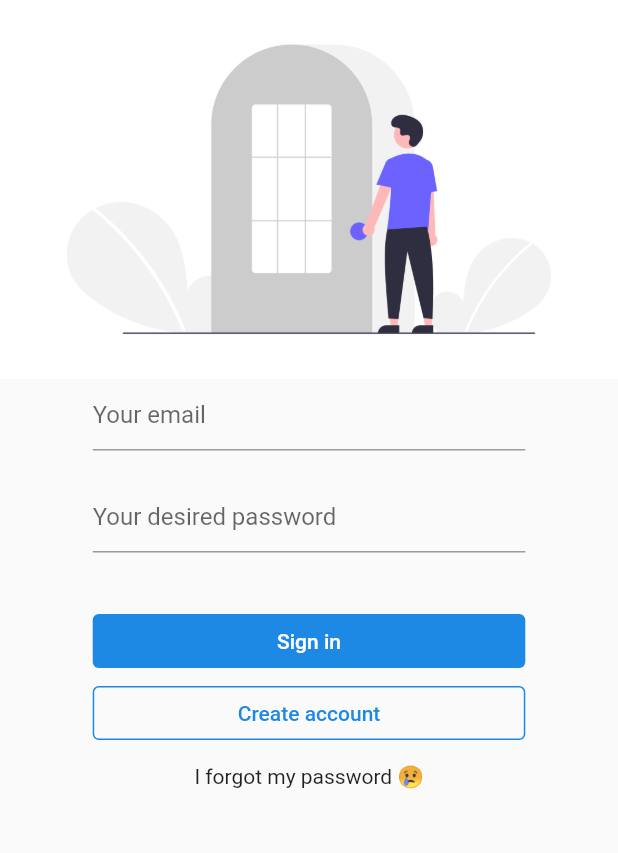
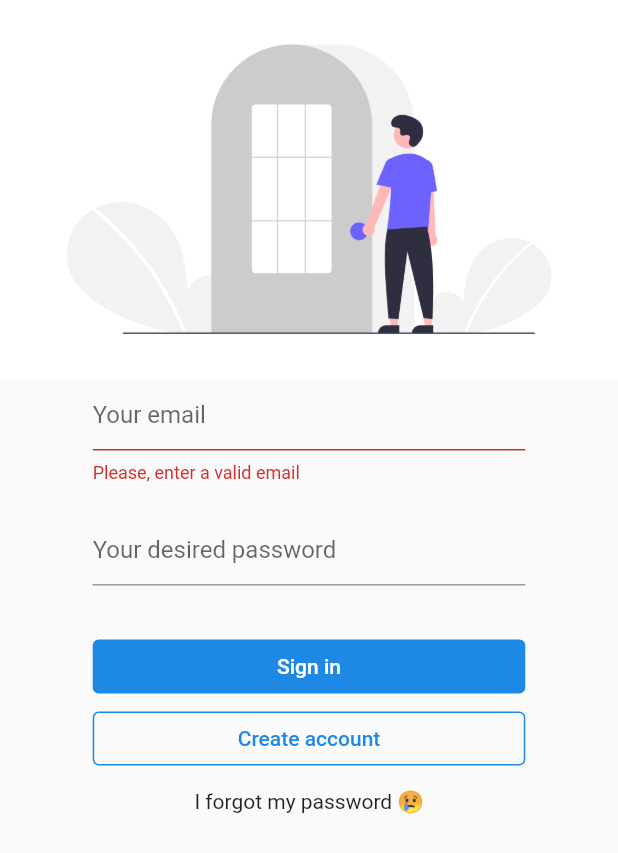
Before and after one commit to Nilomiranda/FlutterTalk, a Flutter app: the screen it shows after launch, after a tap on "Log in", after a tap on "Sign in", on a phone screen of 412 x 824 dp. Shown: the top 853 px of the screen. Run offline on Flutter 3.47's test engine with Material 2 defaults, Android fonts, the phone set to English and light mode, and no system bars.

Commit message:
applying validation to sign in form

```diff
--- a/lib/src/components/input.dart
+++ b/lib/src/components/input.dart
@@ -1,13 +1,14 @@
 import 'package:flutter/material.dart';
 
 class Input extends StatelessWidget {
-  Input({
-    @required this.placeholder,
-    this.type = TextInputType.text,
-  });
+  Input(
+      {@required this.placeholder,
+      this.type = TextInputType.text,
+      this.validator});
 
   final String placeholder;
   final TextInputType type;
+  final FormFieldValidator validator;
 
   @override
   Widget build(BuildContext context) {
@@ -16,7 +17,9 @@ class Input extends StatelessWidget {
           decoration: InputDecoration(hintText: this.placeholder),
           obscureText:
               this.type == TextInputType.visiblePassword ? true : false,
-          keyboardType: this.type),
+          keyboardType: this.type,
+          validator: this.validator,
+          ),
       margin: EdgeInsets.only(bottom: 20.0),
     ));
   }
--- a/lib/src/pages/auth/signin.dart
+++ b/lib/src/pages/auth/signin.dart
@@ -1,9 +1,13 @@
+import 'dart:typed_data';
+
 import 'package:flutter/material.dart';
 import 'package:flutter/rendering.dart';
 import 'package:talk/src/components/button.dart';
 import 'package:talk/src/components/input.dart';
 
 class SignInPage extends StatelessWidget {
+  final _formKey = GlobalKey<FormState>();
+
   @override
   Widget build(BuildContext context) {
     return (MaterialApp(
@@ -14,6 +18,8 @@ class SignInPage extends StatelessWidget {
         child: ListView(
           children: [
             Column(
+              mainAxisSize: MainAxisSize.max,
+              mainAxisAlignment: MainAxisAlignment.spaceBetween,
               children: [
                 Container(
                   child: Image(
@@ -24,25 +30,39 @@ class SignInPage extends StatelessWidget {
                     width: MediaQuery.of(context).size.width * 0.70,
                     margin: EdgeInsets.only(bottom: 15.0),
                     child: Form(
+                      key: _formKey,
                       child: Column(
                         children: [
                           Input(
                             placeholder: 'Your email',
                             type: TextInputType.emailAddress,
+                            validator: (value) {
+                              if (value.isEmpty) {
+                                return 'Please, enter a valid email';
+                              }
+                              return null;
+                            },
                           ),
                           Input(
                               placeholder: 'Your desired password',
                               type: TextInputType.visiblePassword),
-                        ],
-                      ),
-                    )),
                           Container(
                             width: MediaQuery.of(context).size.width * 0.70,
+                            margin: EdgeInsets.only(top: 10.0),
                             child: Column(
                               children: [
                                 Button(
                                   label: 'Sign in',
-                        onPressed: () => {true},
+                                  onPressed: () {
+                                    if (_formKey.currentState.validate()) {
+                                      Navigator.pop(context);
+                                    } else {
+                                      return AlertDialog(
+                                        title: Text('Validation error'),
+                                        content: Center(child: Text('You probably missed some fields, check again...'),)
+                                      );
+                                    }
+                                  },
                                   appearance: ButtonAppearance.solid,
                                 ),
                                 Button(
@@ -60,6 +80,9 @@ class SignInPage extends StatelessWidget {
                             ),
                           )
                         ],
+                      ),
+                    )),
+              ],
             )
           ],
         ),
```
Lines whose indentation alone changed are shown as unchanged.
